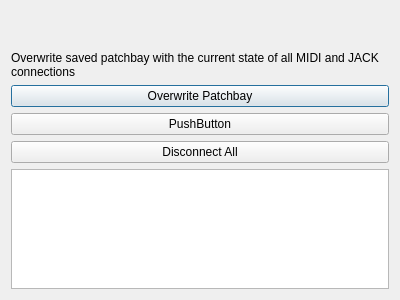
This is stagepatch.ui in ViktorNova/nsm-git as Qt 5 draws it before an edit. The edited form follows.
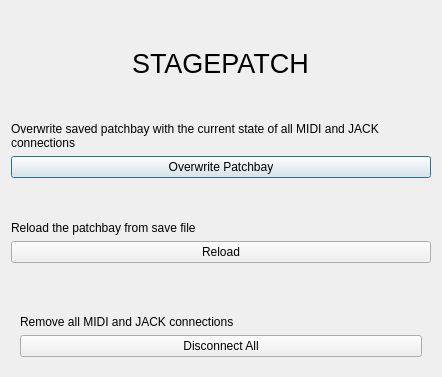
This is the edited form.

Diff of the .ui file:
```diff
--- a/stagepatch.ui
+++ b/stagepatch.ui
@@ -9,10 +9,16 @@
    <rect>
     <x>0</x>
     <y>0</y>
-    <width>400</width>
-    <height>300</height>
+    <width>442</width>
+    <height>377</height>
    </rect>
   </property>
+  <property name="minimumSize">
+   <size>
+    <width>0</width>
+    <height>30</height>
+   </size>
+  </property>
   <property name="windowTitle">
    <string>Dialog</string>
   </property>
@@ -30,10 +36,20 @@
      </property>
     </spacer>
    </item>
+   <item alignment="Qt::AlignHCenter">
+    <widget class="QLabel" name="label_3">
+     <property name="font">
+      <font>
+       <pointsize>20</pointsize>
+      </font>
+     </property>
+     <property name="text">
+      <string>STAGEPATCH</string>
+     </property>
+    </widget>
+   </item>
    <item>
-    <layout class="QVBoxLayout" name="verticalLayout">
-     <item>
-      <spacer name="verticalSpacer_2">
+    <spacer name="verticalSpacer_4">
        <property name="orientation">
         <enum>Qt::Vertical</enum>
        </property>
@@ -45,7 +61,7 @@
        </property>
       </spacer>
      </item>
-     <item alignment="Qt::AlignTop">
+   <item>
       <widget class="QLabel" name="label">
        <property name="layoutDirection">
         <enum>Qt::LeftToRight</enum>
@@ -68,13 +84,57 @@
        </property>
       </widget>
      </item>
+   <item>
+    <spacer name="verticalSpacer_5">
+     <property name="orientation">
+      <enum>Qt::Vertical</enum>
+     </property>
+     <property name="sizeHint" stdset="0">
+      <size>
+       <width>20</width>
+       <height>40</height>
+      </size>
+     </property>
+    </spacer>
+   </item>
+   <item>
+    <widget class="QLabel" name="label_2">
+     <property name="text">
+      <string>Reload the patchbay from save file</string>
+     </property>
+    </widget>
+   </item>
      <item>
       <widget class="QPushButton" name="reloadPatchbay">
        <property name="toolTip">
         <string>Disconnect everything and reload from previously saved patchbay</string>
        </property>
        <property name="text">
-        <string>PushButton</string>
+      <string>Reload</string>
+     </property>
+    </widget>
+   </item>
+   <item>
+    <widget class="QStackedWidget" name="">
+     <widget class="QWidget" name="Page1" native="true">
+      <layout class="QVBoxLayout" name="verticalLayout">
+       <item>
+        <spacer name="verticalSpacer_2">
+         <property name="orientation">
+          <enum>Qt::Vertical</enum>
+         </property>
+         <property name="sizeHint" stdset="0">
+          <size>
+           <width>20</width>
+           <height>40</height>
+          </size>
+         </property>
+        </spacer>
+       </item>
+       <item>
+        <widget class="QLabel" name="label_4">
+         <property name="text">
+          <string>Remove all MIDI and JACK connections</string>
        </property>
       </widget>
      </item>
@@ -86,22 +146,8 @@
       </widget>
      </item>
     </layout>
-   </item>
-   <item>
-    <widget class="QTextBrowser" name="textBrowser"/>
-   </item>
-   <item>
-    <spacer name="verticalSpacer">
-     <property name="orientation">
-      <enum>Qt::Vertical</enum>
-     </property>
-     <property name="sizeHint" stdset="0">
-      <size>
-       <width>20</width>
-       <height>51</height>
-      </size>
-     </property>
-    </spacer>
+     </widget>
+    </widget>
    </item>
   </layout>
  </widget>
```
Lines whose indentation alone changed are shown as unchanged.
